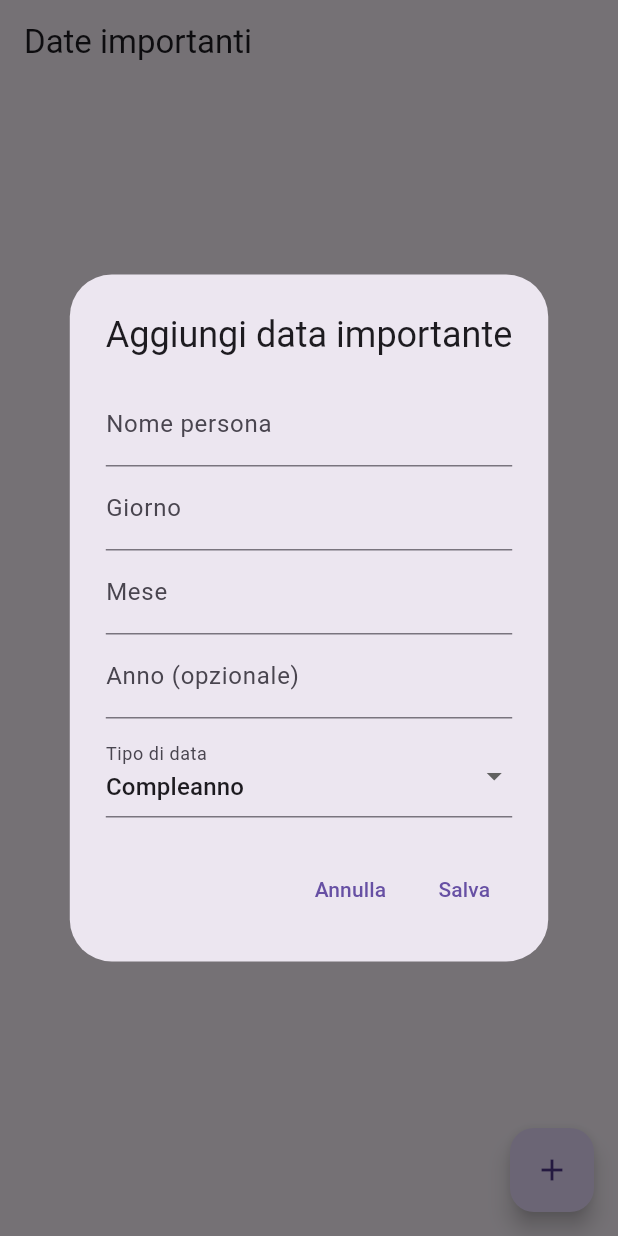
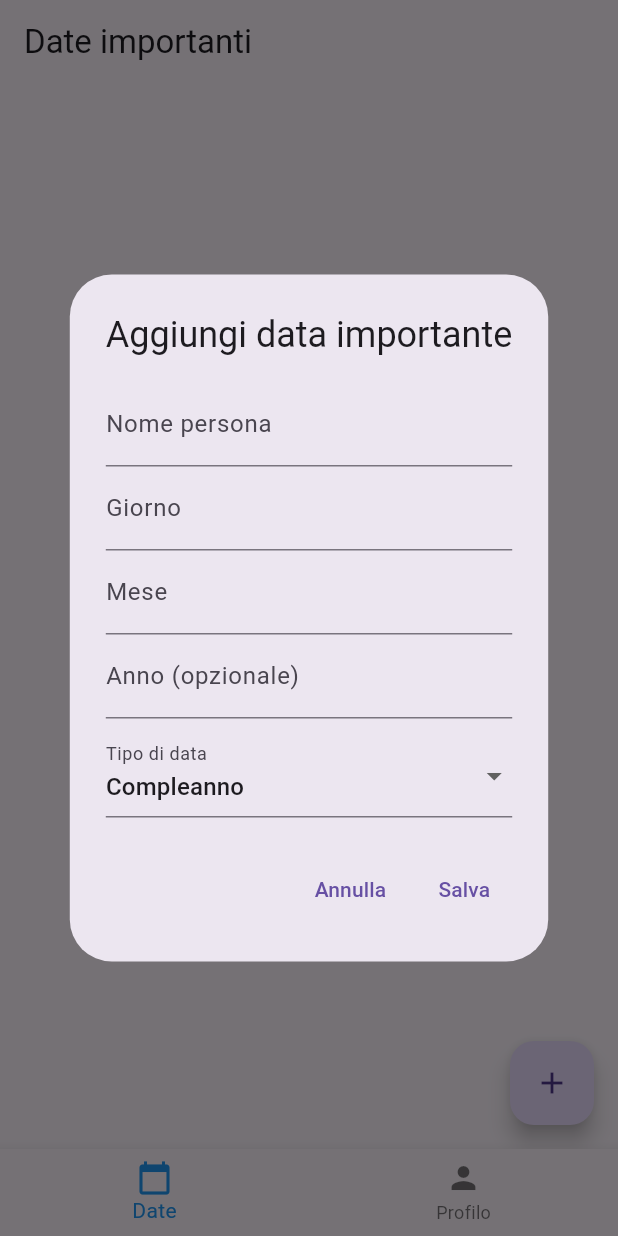
Before and after one commit to petervogric/gift-mate, a Flutter app: the screen it shows once a user with an empty profile is signed in, after a tap on the "add" icon, on a phone screen of 412 x 824 dp. Run offline on Flutter 3.47's test engine with Material 3 defaults, Android fonts, the phone set to English and light mode, and no system bars; our stand-ins replace cloud_firestore, firebase_auth, firebase_core; accounts and stored records are empty; network calls fail.

```diff
--- /dev/null
+++ b/lib/home_page.dart
@@ -0,0 +1,53 @@
+import 'package:flutter/material.dart';
+import 'important_dates_screen.dart'; // Import the important dates screen
+import 'profile_screen.dart'; // Import the profile screen (will create next)
+
+class HomePage extends StatefulWidget {
+  const HomePage({Key? key}) : super(key: key);
+
+  @override
+  _HomePageState createState() => _HomePageState();
+}
+
+class _HomePageState extends State<HomePage> {
+  int _selectedIndex = 0; // Index of the currently selected tab
+
+  // List of screens to display in the bottom navigation bar
+  final List<Widget> _screens = [
+    const ImportantDatesScreen(), // Screen for important dates
+    const ProfileScreen(),       // Screen for user profile (will create next)
+    // TODO: Add other screens here (e.g., Gift Ideas, Wishlist)
+  ];
+
+  // Function to handle tab changes
+  void _onItemTapped(int index) {
+    setState(() {
+      _selectedIndex = index;
+    });
+  }
+
+  @override
+  Widget build(BuildContext context) {
+    return Scaffold(
+      // AppBar can be here or in individual screens.
+      // For simplicity now, we'll let individual screens have their AppBars.
+      body: _screens[_selectedIndex], // Display the selected screen
+      bottomNavigationBar: BottomNavigationBar(
+        items: const <BottomNavigationBarItem>[
+          BottomNavigationBarItem(
+            icon: Icon(Icons.calendar_today),
+            label: 'Date',
+          ),
+          BottomNavigationBarItem(
+            icon: Icon(Icons.person),
+            label: 'Profilo',
+          ),
+          // TODO: Add other navigation items here
+        ],
+        currentIndex: _selectedIndex,
+        selectedItemColor: Colors.blue, // Customize selected item color
+        onTap: _onItemTapped, // Handle tap events
+      ),
+    );
+  }
+}
--- a/lib/main.dart
+++ b/lib/main.dart
@@ -3,7 +3,7 @@ import 'package:firebase_core/firebase_core.dart';
 import 'package:firebase_auth/firebase_auth.dart';
 import 'firebase_options.dart';
 import 'authentication_page.dart';
-import 'important_dates_screen.dart'; // Import the new screen
+import 'home_page.dart'; // Import the new Home Page
 
 void main() async {
   WidgetsFlutterBinding.ensureInitialized();
@@ -32,8 +32,8 @@ class MyApp extends StatelessWidget {
             return const Center(child: CircularProgressIndicator());
           }
           if (snapshot.hasData) {
-            // Navigate to ImportantDatesScreen after successful login
-            return const ImportantDatesScreen(); // Show important dates
+            // Show HomePage after successful login
+            return const HomePage(); // Show the new Home Page
           }
           return const AuthenticationPage();
         },
@@ -42,10 +42,9 @@ class MyApp extends StatelessWidget {
   }
 }
 
-// MyHomePage is no longer the main screen after login,
-// but we can keep it as a placeholder or remove it if not needed elsewhere.
-// For now, we'll keep it but it won't be the primary view after login.
-
+// MyHomePage is no longer used as the main screen after login.
+// You can remove this class if it's not used elsewhere.
+/*
 class MyHomePage extends StatefulWidget {
   const MyHomePage({super.key, required this.title});
 
@@ -75,10 +74,10 @@ class _MyHomePageState extends State<MyHomePage> {
               },
               child: const Text('Logout'),
             ),
-            // You would typically navigate to other screens from here
           ],
         ),
       ),
     );
   }
 }
+*/
```
Also changed, not shown: lib/profile_screen.dart (added, +28 -0 lines).
